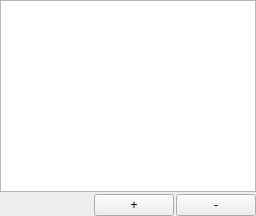
Old version of the form resources/ui/configure/environment.ui in the repository prymatex/prymatex.
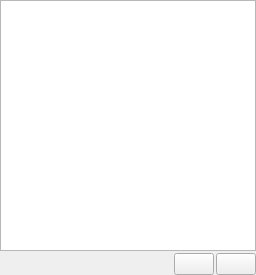
New version of the form. Icons and pictures are not drawn.

Commit message: dangergit status! project and templated dialog renamed

```diff
--- a/resources/ui/configure/environment.ui
+++ b/resources/ui/configure/environment.ui
@@ -2,6 +2,14 @@
 <ui version="4.0">
  <class>Environment</class>
  <widget class="QWidget" name="Environment">
+  <property name="geometry">
+   <rect>
+    <x>0</x>
+    <y>0</y>
+    <width>256</width>
+    <height>275</height>
+   </rect>
+  </property>
   <property name="windowTitle">
    <string>Form</string>
   </property>
@@ -39,15 +47,19 @@
      </item>
      <item>
       <widget class="QPushButton" name="pushAdd">
-       <property name="text">
-        <string>+</string>
+       <property name="icon">
+        <iconset theme="list-add">
+         <normaloff/>
+        </iconset>
        </property>
       </widget>
      </item>
      <item>
       <widget class="QPushButton" name="pushRemove">
-       <property name="text">
-        <string>-</string>
+       <property name="icon">
+        <iconset theme="list-remove">
+         <normaloff/>
+        </iconset>
        </property>
       </widget>
      </item>
```
Left out of the diff: 4 changed lines with no effect on the pictures. The commit also changes 5 other files.
